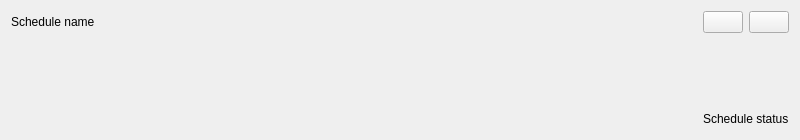
The window that src/gui/widgets/schedule/scheduleitem.ui (bergamontt/sunflower) describes before a commit, drawn with Qt 5.
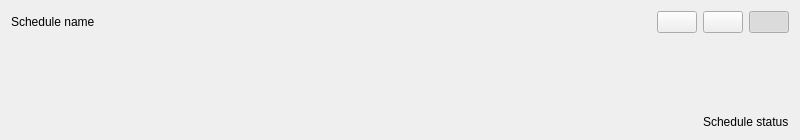
The same window after the commit. Icons and pictures are not drawn. Custom widgets are drawn as their Qt base class.

Commit message: feat(#55): implement schedule page functionality (#72)

```diff
--- a/src/gui/widgets/schedule/scheduleitem.ui
+++ b/src/gui/widgets/schedule/scheduleitem.ui
@@ -16,6 +16,18 @@
     <verstretch>0</verstretch>
    </sizepolicy>
   </property>
+  <property name="minimumSize">
+   <size>
+    <width>0</width>
+    <height>140</height>
+   </size>
+  </property>
+  <property name="maximumSize">
+   <size>
+    <width>16777215</width>
+    <height>140</height>
+   </size>
+  </property>
   <property name="windowTitle">
    <string>Form</string>
   </property>
@@ -23,7 +35,7 @@
    <item>
     <layout class="QHBoxLayout" name="scheduleItemHeader">
      <item>
-      <widget class="QLabel" name="scheduleItemName">
+      <widget class="QLabel" name="scheduleName">
        <property name="text">
         <string>Schedule name</string>
        </property>
@@ -57,7 +69,7 @@
         <string/>
        </property>
        <property name="icon">
-        <iconset resource="../../../../build/Desktop_Debug/src/gui/.qt/rcc/gui.qrc">
+        <iconset resource="../../../../build/src/gui/.qt/rcc/gui.qrc">
          <normaloff>:/gui/delete.svg</normaloff>:/gui/delete.svg</iconset>
        </property>
        <property name="iconSize">
@@ -74,7 +86,7 @@
         <string/>
        </property>
        <property name="icon">
-        <iconset resource="../../../../build/Desktop_Debug/src/gui/.qt/rcc/gui.qrc">
+        <iconset resource="../../../../build/src/gui/.qt/rcc/gui.qrc">
          <normaloff>:/gui/edit.svg</normaloff>:/gui/edit.svg</iconset>
        </property>
        <property name="iconSize">
@@ -85,6 +97,29 @@
        </property>
       </widget>
      </item>
+     <item>
+      <widget class="QPushButton" name="onButton">
+       <property name="text">
+        <string/>
+       </property>
+       <property name="icon">
+        <iconset resource="../../../../build/src/gui/.qt/rcc/gui.qrc">
+         <normaloff>:/gui/on.svg</normaloff>:/gui/on.svg</iconset>
+       </property>
+       <property name="iconSize">
+        <size>
+         <width>32</width>
+         <height>32</height>
+        </size>
+       </property>
+       <property name="checkable">
+        <bool>true</bool>
+       </property>
+       <property name="checked">
+        <bool>true</bool>
+       </property>
+      </widget>
+     </item>
     </layout>
    </item>
    <item>
@@ -103,27 +138,23 @@
    <item>
     <layout class="QHBoxLayout" name="sheduleItemFooter">
      <item>
-      <layout class="QHBoxLayout" name="scheduleItemAppsContainer">
-       <property name="spacing">
-        <number>0</number>
+      <widget class="ApplicationShortList" name="applicationList" native="true">
+       <property name="sizePolicy">
+        <sizepolicy hsizetype="Expanding" vsizetype="Preferred">
+         <horstretch>0</horstretch>
+         <verstretch>0</verstretch>
+        </sizepolicy>
        </property>
-      </layout>
+      </widget>
      </item>
      <item>
-      <spacer name="scheduleItemFooterSpacer">
-       <property name="orientation">
-        <enum>Qt::Orientation::Horizontal</enum>
+      <widget class="QLabel" name="scheduleStatus">
+       <property name="sizePolicy">
+        <sizepolicy hsizetype="Minimum" vsizetype="Preferred">
+         <horstretch>0</horstretch>
+         <verstretch>0</verstretch>
+        </sizepolicy>
        </property>
-       <property name="sizeHint" stdset="0">
-        <size>
-         <width>40</width>
-         <height>20</height>
-        </size>
-       </property>
-      </spacer>
-     </item>
-     <item>
-      <widget class="QLabel" name="scheduleItemStatusLabel">
        <property name="text">
         <string>Schedule status</string>
        </property>
@@ -136,6 +167,14 @@
    </item>
   </layout>
  </widget>
+ <customwidgets>
+  <customwidget>
+   <class>ApplicationShortList</class>
+   <extends>QWidget</extends>
+   <header>applicationshortlist.h</header>
+   <container>1</container>
+  </customwidget>
+ </customwidgets>
  <resources>
   <include location="../../../../build/Desktop_Debug/src/gui/.qt/rcc/gui.qrc"/>
  </resources>
```
Left out of the diff: 2 changed lines with no effect on the pictures. The commit also changes 32 other files.
